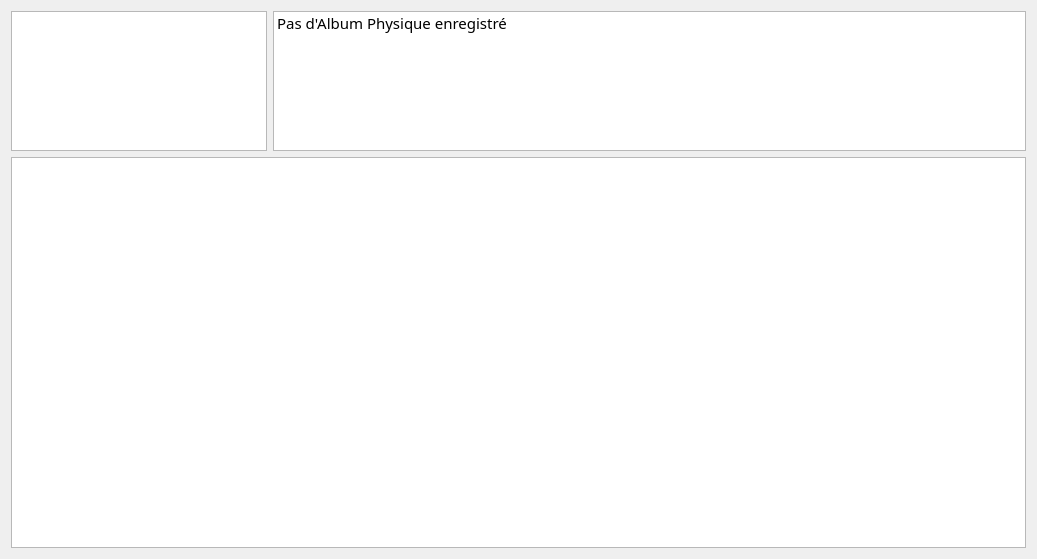
Qt form projet-musique/core/ongletphys.ui (toopoormaghell/projet-musique) before a commit.
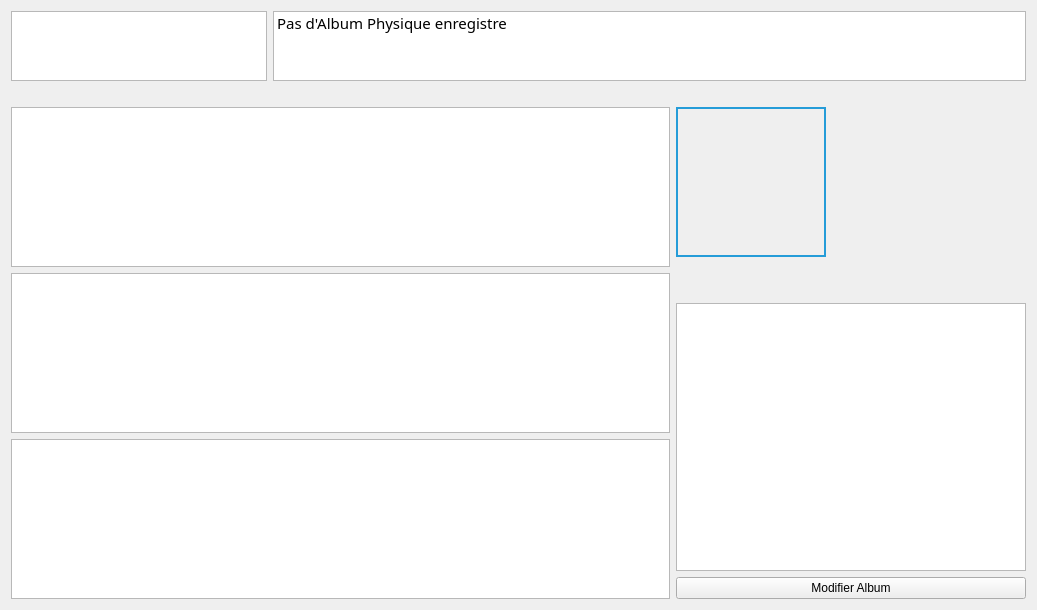
The same form after that commit.

```diff
--- a/projet-musique/core/ongletphys.ui
+++ b/projet-musique/core/ongletphys.ui
@@ -86,7 +86,7 @@
        </property>
        <item>
         <property name="text">
-         <string>Pas d'Album Physique enregistré</string>
+         <string>Pas d'Album Physique enregistre</string>
         </property>
        </item>
       </widget>
@@ -94,50 +94,231 @@
     </layout>
    </item>
    <item>
-    <widget class="QTableWidget" name="Albums">
-     <property name="font">
-      <font>
-       <family>Myriad Pro</family>
-       <pointsize>11</pointsize>
-      </font>
+    <widget class="QLabel" name="Artiste">
+     <property name="text">
+      <string/>
      </property>
-     <property name="dragDropMode">
-      <enum>QAbstractItemView::NoDragDrop</enum>
+     <property name="textFormat">
+      <enum>Qt::PlainText</enum>
      </property>
-     <property name="selectionMode">
-      <enum>QAbstractItemView::NoSelection</enum>
+     <property name="alignment">
+      <set>Qt::AlignCenter</set>
      </property>
-     <property name="iconSize">
-      <size>
-       <width>150</width>
-       <height>150</height>
-      </size>
-     </property>
-     <property name="showGrid">
-      <bool>false</bool>
-     </property>
-     <property name="rowCount">
-      <number>0</number>
-     </property>
-     <property name="columnCount">
-      <number>8</number>
-     </property>
-     <attribute name="horizontalHeaderVisible">
-      <bool>false</bool>
-     </attribute>
-     <attribute name="verticalHeaderVisible">
-      <bool>false</bool>
-     </attribute>
-     <column/>
-     <column/>
-     <column/>
-     <column/>
-     <column/>
-     <column/>
-     <column/>
-     <column/>
     </widget>
    </item>
+   <item>
+    <layout class="QHBoxLayout" name="horizontalLayout_2">
+     <item>
+      <layout class="QVBoxLayout" name="DefilePochettes">
+       <item>
+        <widget class="QListWidget" name="Albums">
+         <property name="minimumSize">
+          <size>
+           <width>0</width>
+           <height>160</height>
+          </size>
+         </property>
+         <property name="maximumSize">
+          <size>
+           <width>16777215</width>
+           <height>160</height>
+          </size>
+         </property>
+         <property name="font">
+          <font>
+           <family>Myriad Pro</family>
+           <pointsize>11</pointsize>
+          </font>
+         </property>
+         <property name="dragDropMode">
+          <enum>QAbstractItemView::NoDragDrop</enum>
+         </property>
+         <property name="selectionMode">
+          <enum>QAbstractItemView::SingleSelection</enum>
+         </property>
+         <property name="iconSize">
+          <size>
+           <width>120</width>
+           <height>120</height>
+          </size>
+         </property>
+         <property name="horizontalScrollMode">
+          <enum>QAbstractItemView::ScrollPerItem</enum>
+         </property>
+         <property name="flow">
+          <enum>QListView::LeftToRight</enum>
+         </property>
+         <property name="isWrapping" stdset="0">
+          <bool>false</bool>
+         </property>
+         <property name="resizeMode">
+          <enum>QListView::Adjust</enum>
+         </property>
+         <property name="viewMode">
+          <enum>QListView::IconMode</enum>
+         </property>
+         <property name="batchSize">
+          <number>150</number>
+         </property>
+        </widget>
+       </item>
+       <item>
+        <widget class="QListWidget" name="Singles">
+         <property name="minimumSize">
+          <size>
+           <width>0</width>
+           <height>160</height>
+          </size>
+         </property>
+         <property name="maximumSize">
+          <size>
+           <width>16777215</width>
+           <height>160</height>
+          </size>
+         </property>
+         <property name="iconSize">
+          <size>
+           <width>120</width>
+           <height>120</height>
+          </size>
+         </property>
+         <property name="movement">
+          <enum>QListView::Free</enum>
+         </property>
+         <property name="flow">
+          <enum>QListView::LeftToRight</enum>
+         </property>
+         <property name="resizeMode">
+          <enum>QListView::Adjust</enum>
+         </property>
+         <property name="viewMode">
+          <enum>QListView::IconMode</enum>
+         </property>
+        </widget>
+       </item>
+       <item>
+        <widget class="QListWidget" name="Compil">
+         <property name="minimumSize">
+          <size>
+           <width>0</width>
+           <height>160</height>
+          </size>
+         </property>
+         <property name="maximumSize">
+          <size>
+           <width>16777215</width>
+           <height>160</height>
+          </size>
+         </property>
+         <property name="iconSize">
+          <size>
+           <width>120</width>
+           <height>120</height>
+          </size>
+         </property>
+         <property name="movement">
+          <enum>QListView::Free</enum>
+         </property>
+         <property name="flow">
+          <enum>QListView::LeftToRight</enum>
+         </property>
+         <property name="resizeMode">
+          <enum>QListView::Adjust</enum>
+         </property>
+         <property name="viewMode">
+          <enum>QListView::IconMode</enum>
+         </property>
+        </widget>
+       </item>
+       <item>
+        <spacer name="verticalSpacer">
+         <property name="orientation">
+          <enum>Qt::Vertical</enum>
+         </property>
+         <property name="sizeHint" stdset="0">
+          <size>
+           <width>20</width>
+           <height>80</height>
+          </size>
+         </property>
+        </spacer>
+       </item>
+      </layout>
+     </item>
+     <item>
+      <layout class="QVBoxLayout" name="InfosAlbum">
+       <item>
+        <widget class="QLabel" name="Pochette">
+         <property name="minimumSize">
+          <size>
+           <width>150</width>
+           <height>150</height>
+          </size>
+         </property>
+         <property name="maximumSize">
+          <size>
+           <width>150</width>
+           <height>150</height>
+          </size>
+         </property>
+         <property name="styleSheet">
+          <string notr="true">border: 2px solid #259CD8</string>
+         </property>
+         <property name="text">
+          <string/>
+         </property>
+         <property name="alignment">
+          <set>Qt::AlignCenter</set>
+         </property>
+        </widget>
+       </item>
+       <item>
+        <widget class="QLabel" name="NomAlbum">
+         <property name="text">
+          <string/>
+         </property>
+         <property name="alignment">
+          <set>Qt::AlignCenter</set>
+         </property>
+        </widget>
+       </item>
+       <item>
+        <widget class="QLabel" name="Annee">
+         <property name="text">
+          <string/>
+         </property>
+         <property name="alignment">
+          <set>Qt::AlignCenter</set>
+         </property>
+        </widget>
+       </item>
+       <item>
+        <widget class="QListWidget" name="Titres">
+         <property name="minimumSize">
+          <size>
+           <width>350</width>
+           <height>0</height>
+          </size>
+         </property>
+         <property name="maximumSize">
+          <size>
+           <width>350</width>
+           <height>16777215</height>
+          </size>
+         </property>
+        </widget>
+       </item>
+       <item>
+        <widget class="QPushButton" name="pushButton">
+         <property name="text">
+          <string>Modifier Album</string>
+         </property>
+        </widget>
+       </item>
+      </layout>
+     </item>
+    </layout>
+   </item>
   </layout>
  </widget>
  <resources/>
```
